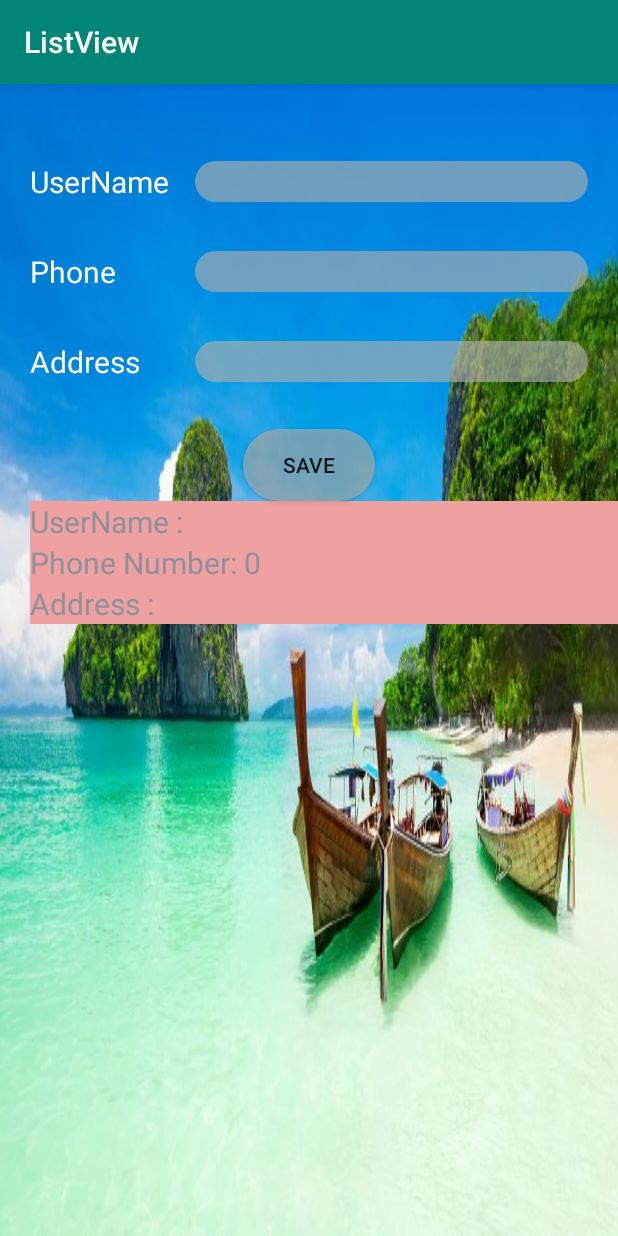
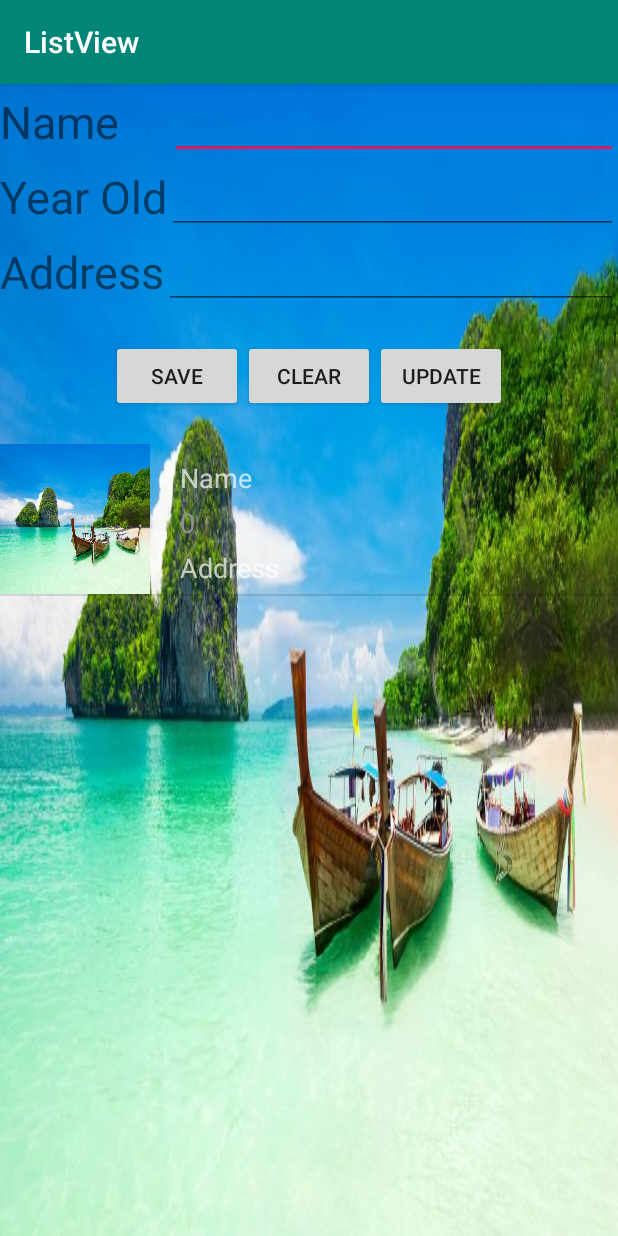
Before and after one commit to NguyenVanTanIT/windstudy, an Android app: the screen it shows after launch (Main_Activity_Student before the commit, PeopleActivity after it), after a tap on "SAVE", on a phone screen of 412 x 824 dp. Run offline under Robolectric (Android 15) with nearby library versions, the phone set to English and light mode, and no system bars; 1 statement that could not run was skipped.

Commit message:
30/11/2018

```diff
--- a/source/listview/app/src/main/AndroidManifest.xml
+++ b/source/listview/app/src/main/AndroidManifest.xml
@@ -9,9 +9,11 @@
         android:roundIcon="@mipmap/ic_launcher_round"
         android:supportsRtl="true"
         android:theme="@style/AppTheme">
-        <activity android:name=".MainActivity">
+        <activity android:name=".MainActivity"></activity>
+        <activity android:name=".baitapvenha.StudentActivity">
+
         </activity>
-        <activity android:name=".baitapvenha.Main_Activity_Student">
+        <activity android:name=".people.PeopleActivity">
             <intent-filter>
                 <action android:name="android.intent.action.MAIN" />
 
--- a/source/listview/app/src/main/java/com/example/nguyentan/listview/MainActivity.java
+++ b/source/listview/app/src/main/java/com/example/nguyentan/listview/MainActivity.java
@@ -18,9 +18,9 @@ public class MainActivity extends AppCompatActivity {
         prepareData();
         init();
 
-        arrayAdapter= new ArrayDapter();
-        arrayAdapter.data=arrName;
-        arrayAdapter.context=this;
+        arrayAdapter= new ArrayDapter(getBaseContext(),R.layout.activity_main,arrName);
+//        arrayAdapter.data=arrName;
+//        arrayAdapter.context=this;
         LV_DS003.setAdapter(arrayAdapter);
 
     }
--- a/source/listview/app/src/main/java/com/example/nguyentan/listview/baitapvenha/Main_Activity_Student.java
+++ /dev/null
@@ -1,64 +0,0 @@
-package com.example.nguyentan.listview.baitapvenha;
-
-import android.support.v7.app.AppCompatActivity;
-import android.os.Bundle;
-import android.view.View;
-import android.widget.Button;
-import android.widget.EditText;
-import android.widget.ListView;
-import android.widget.Toast;
-
-import com.example.nguyentan.listview.R;
-
-import java.util.ArrayList;
-
-public class Main_Activity_Student extends AppCompatActivity {
-
-    EditText txtNamest, txtPhone,txtAddress;
-    Button btnSaVe;
-    ListView lvSTD;
-    ArrayList<Student> arrayStudent= new ArrayList<>();
-    AdapterStudent adapterBTVN;
-    @Override
-    protected void onCreate(Bundle savedInstanceState) {
-        super.onCreate(savedInstanceState);
-        setContentView(R.layout.activity_Student);
-
-        addConTrols();
-        addEvents();
-    }
-
-    private void addEvents() {
-        btnSaVe.setOnClickListener(new View.OnClickListener() {
-            @Override
-            public void onClick(View v) {
-                String NameStudent = txtNamest.getText().toString();
-                int PhoneStudent = Integer.parseInt(txtPhone.getText().toString());
-                String AddressStudent = txtAddress.getText().toString();
-
-                Student getinformation =new Student(NameStudent, PhoneStudent, AddressStudent);
-
-             if (getinformation.NameStudent==null){
-                 Toast.makeText(getApplicationContext(),"chưa có dữ liệu",Toast.LENGTH_LONG).show();
-             }else {
-
-                 arrayStudent.add(getinformation);
-                 adapterBTVN = new AdapterStudent(getBaseContext(), R.layout.activity_Student, arrayStudent);
-                 lvSTD.setAdapter(adapterBTVN);
-             }
-            }
-        });
-
-
-    }
-
-
-    private void addConTrols() {
-         txtNamest=findViewById(R.id.txt_namest);
-         txtPhone=findViewById(R.id.txt_Phone);
-         txtAddress=findViewById(R.id.txt_address);
-         btnSaVe=findViewById(R.id.btn_save);
-         lvSTD=findViewById(R.id.lv_DanhSach);
-
-    }
-}
--- a/source/listview/app/src/main/java/com/example/nguyentan/listview/baitapvenha/AdapterStudent.java
+++ b/source/listview/app/src/main/java/com/example/nguyentan/listview/baitapvenha/StudentAdapter.java
@@ -13,12 +13,12 @@ import com.example.nguyentan.listview.R;
 import java.util.ArrayList;
 
 
-public class AdapterStudent extends BaseAdapter{
+public class StudentAdapter extends BaseAdapter{
     ArrayList<Student> arrayinformation;
     Context context;
     int resource;
 
-    public AdapterStudent(Context context, int activity_baitapvenha, ArrayList<Student> arrayStudent) {
+    public StudentAdapter(Context context, int activity_baitapvenha, ArrayList<Student> arrayStudent) {
     this.context =context;
     this.arrayinformation=arrayStudent;
     this.resource=activity_baitapvenha;
@@ -43,11 +43,11 @@ public class AdapterStudent extends BaseAdapter{
     public View getView(int position, View convertView, ViewGroup parent) {
         ViewHolder viewHolder;
         if ( convertView ==null){
-            convertView = LayoutInflater.from(context).inflate(R.layout.item_Student, parent, false);
+            convertView = LayoutInflater.from(context).inflate(R.layout.item_student, parent, false);
             viewHolder= new ViewHolder();
-            viewHolder.txtViewName=convertView.findViewById(R.id.txt_View_Name);
-            viewHolder.txtViewPhone=convertView.findViewById(R.id.txt_View_Phone);
-            viewHolder.txtViewAddress=convertView.findViewById(R.id.txt_View_Address);
+            viewHolder.txtViewName=convertView.findViewById(R.id.txt_view_name);
+            viewHolder.txtViewPhone=convertView.findViewById(R.id.txt_view_phone);
+            viewHolder.txtViewAddress=convertView.findViewById(R.id.txt_view_address);
             convertView.setTag(viewHolder);
         }
         else {
@@ -55,6 +55,7 @@ public class AdapterStudent extends BaseAdapter{
         }
 
         Student information= this.arrayinformation.get(position);
+
         viewHolder.txtViewName.setText("UserName :" +information.getNameStudent());
         viewHolder.txtViewPhone.setText("Phone Number: "+information.getPhone());
         viewHolder.txtViewAddress.setText("Address :"+information.getAddressStudent());
--- /dev/null
+++ b/source/listview/app/src/main/java/com/example/nguyentan/listview/people/People.java
@@ -0,0 +1,41 @@
+package com.example.nguyentan.listview.people;
+
+/**
+ * Created by Nguyen Tan on 11/24/2018.
+ */
+
+public class People {
+    public  String namePeople;
+    public  int yearOldPeople;
+    public  String addressPeople;
+
+    public People(String namePeople, int yearOldPeople, String addressPeople) {
+        this.namePeople = namePeople;
+        this.yearOldPeople = yearOldPeople;
+        this.addressPeople = addressPeople;
+    }
+
+    public String getNamePeople() {
+        return namePeople;
+    }
+
+    public void setNamePeople(String namePeople) {
+        this.namePeople = namePeople;
+    }
+
+    public int getYearOldPeople() {
+        return yearOldPeople;
+    }
+
+    public void setYearOldPeople(int yearOldPeople) {
+        this.yearOldPeople = yearOldPeople;
+    }
+
+    public String getAddressPeople() {
+        return addressPeople;
+    }
+
+    public void setAddressPeople(String addressPeople) {
+        this.addressPeople = addressPeople;
+    }
+}
--- /dev/null
+++ b/source/listview/app/src/main/java/com/example/nguyentan/listview/people/PeopleActivity.java
@@ -0,0 +1,98 @@
+package com.example.nguyentan.listview.people;
+
+import android.support.v7.app.AppCompatActivity;
+import android.os.Bundle;
+import android.view.View;
+import android.widget.AdapterView;
+import android.widget.Button;
+import android.widget.EditText;
+import android.widget.ListView;
+
+import com.example.nguyentan.listview.R;
+
+import java.util.ArrayList;
+
+public class PeopleActivity extends AppCompatActivity {
+    EditText etxtName, etxtAddress,etxtYearOld;
+    Button btnSaVePoeple, btnClear, btnUpdate;
+    ListView lVPeople;
+
+    ArrayList<People> arrayPeople = new ArrayList<>();
+    PeopleAdapter peopleAdapter;
+    int currposiion;
+
+
+    @Override
+    protected void onCreate(Bundle savedInstanceState) {
+        super.onCreate(savedInstanceState);
+        setContentView(R.layout.activity_people);
+
+        addControls();
+        addEvents();
+    }
+
+    private void addEvents() {
+
+        lVPeople.setOnItemClickListener(new AdapterView.OnItemClickListener() {
+            @Override
+            public void onItemClick(AdapterView<?> parent, View view, int position, long id) {
+                currposiion=position;
+                People people= arrayPeople.get(position);
+                etxtName.setText(people.getNamePeople());
+                etxtYearOld.setText(""+people.getYearOldPeople());
+                etxtAddress.setText(people.getAddressPeople());
+
+            }
+        });
+        btnSaVePoeple.setOnClickListener(new View.OnClickListener() {
+            @Override
+            public void onClick(View v) {
+                String naMe = etxtName.getText().toString();
+                int yearOld =Integer.parseInt(etxtYearOld.getText().toString());
+                String address =etxtAddress.getText().toString();
+                People people =new People(naMe,yearOld,address);
+                arrayPeople.add(people);
+                clear();
+                peopleAdapter.notifyDataSetChanged();
+            }
+        });
+        btnClear.setOnClickListener(new View.OnClickListener() {
+            @Override
+            public void onClick(View v) {
+                arrayPeople.remove(currposiion);
+                peopleAdapter.notifyDataSetChanged();
+            }
+        });
+        btnUpdate.setOnClickListener(new View.OnClickListener() {
+            @Override
+            public void onClick(View v) {
+                People people= arrayPeople.get(currposiion);
+                people.setNamePeople(etxtName.getText().toString());
+                people.setYearOldPeople(Integer.parseInt(etxtYearOld.getText().toString()));
+                people.setAddressPeople(etxtAddress.getText().toString());
+
+                peopleAdapter.notifyDataSetChanged();
+            }
+        });
+
+    }
+
+    private void addControls() {
+        etxtName=findViewById(R.id.etxt_name);
+        etxtYearOld=findViewById(R.id.etxt_year_old);
+        etxtAddress=findViewById(R.id.etxt_address);
+        btnSaVePoeple=findViewById(R.id.btn_people_save);
+        btnClear=findViewById(R.id.btn_clear_people);
+        btnUpdate=findViewById(R.id.btn_update_people);
+
+
+        lVPeople=findViewById(R.id.lv_people);
+        peopleAdapter = new PeopleAdapter(getBaseContext(),R.layout.activity_people,arrayPeople);
+        lVPeople.setAdapter(peopleAdapter);
+    }
+    void clear(){
+        etxtName.setText("");
+        etxtYearOld.setText("");
+        etxtAddress.setText("");
+    }
+}
--- /dev/null
+++ b/source/listview/app/src/main/java/com/example/nguyentan/listview/people/PeopleAdapter.java
@@ -0,0 +1,75 @@
+package com.example.nguyentan.listview.people;
+
+
+import android.content.Context;
+import android.view.LayoutInflater;
+import android.view.View;
+import android.view.ViewGroup;
+import android.widget.BaseAdapter;
+import android.widget.TextView;
+
+import com.example.nguyentan.listview.R;
+
+import java.util.ArrayList;
+
+/**
+ * Created by Nguyen Tan on 11/24/2018.
+ */
+
+public class PeopleAdapter extends BaseAdapter {
+    Context context;
+    int resource;
+    ArrayList<People> arrayPeople;
+
+
+    public PeopleAdapter(Context baseContext, int activity_people, ArrayList<People> arrayPeople) {
+        this.context=baseContext;
+        this.resource=activity_people;
+        this.arrayPeople=arrayPeople;
+    }
+
+    @Override
+    public int getCount() {
+        return arrayPeople.size();
+    }
+
+    @Override
+    public Object getItem(int position) {
+        return arrayPeople.get(position);
+    }
+
+    @Override
+    public long getItemId(int position) {
+        return position;
+    }
+
+    @Override
+    public View getView(int position, View convertView, ViewGroup parent) {
+        ViewHolder viewHolder;
+        if (convertView == null){
+            convertView= LayoutInflater.from(context).inflate(R.layout.item_people,parent,false);
+            viewHolder= new ViewHolder();
+            viewHolder.vName=convertView.findViewById(R.id.txt_item_people_name);
+            viewHolder.VYearOld=convertView.findViewById(R.id.txt_item_people_year_old);
+            viewHolder.vAddress=convertView.findViewById(R.id.txt_item_people_addess);
+
+            convertView.setTag(viewHolder);
+
+        }
+        else {
+            viewHolder =(ViewHolder) convertView.getTag();
+
+        }
+
+        People people= arrayPeople.get(position);
+        viewHolder.vName.setText(people.getNamePeople());
+        viewHolder.VYearOld.setText(""+people.getYearOldPeople());
+        viewHolder.vAddress.setText(people.getAddressPeople());
+
+        return convertView;
+    }
+
+    class ViewHolder{
+        TextView vName,VYearOld,vAddress;
+    }
+}
--- /dev/null
+++ b/source/listview/app/src/main/res/layout/activity_people.xml
@@ -0,0 +1,90 @@
+<?xml version="1.0" encoding="utf-8"?>
+<LinearLayout xmlns:android="http://schemas.android.com/apk/res/android"
+    xmlns:app="http://schemas.android.com/apk/res-auto"
+    xmlns:tools="http://schemas.android.com/tools"
+    android:layout_width="match_parent"
+    android:layout_height="match_parent"
+    tools:context="com.example.nguyentan.listview.people.PeopleActivity"
+    android:orientation="vertical"
+    android:background="@mipmap/backround_nature"
+    >
+    <LinearLayout
+        android:layout_width="match_parent"
+        android:layout_height="50dp">
+
+        <TextView
+            android:layout_width="113dp"
+            android:layout_height="match_parent"
+            android:gravity="center_vertical"
+            android:text="Name"
+            android:textSize="30sp" />
+        <EditText
+            android:id="@+id/etxt_name"
+            android:layout_width="match_parent"
+            android:layout_height="match_parent" />
+    </LinearLayout>
+    <LinearLayout
+        android:layout_width="match_parent"
+        android:layout_height="50dp">
+        <TextView
+            android:layout_width="wrap_content"
+            android:layout_height="match_parent"
+            android:text="Year Old"
+            android:gravity="center_vertical"
+            android:textSize="30sp"
+            />
+        <EditText
+            android:id="@+id/etxt_year_old"
+            android:layout_width="match_parent"
+            android:layout_height="match_parent" />
+    </LinearLayout>
+    <LinearLayout
+        android:layout_width="match_parent"
+        android:layout_height="50dp">
+
+        <TextView
+            android:layout_width="wrap_content"
+            android:layout_height="match_parent"
+            android:gravity="center_vertical"
+            android:text="Address"
+            android:textSize="30sp" />
+        <EditText
+            android:id="@+id/etxt_address"
+            android:layout_width="match_parent"
+            android:layout_height="match_parent" />
+    </LinearLayout>
+    <LinearLayout
+        android:layout_width="match_parent"
+        android:layout_height="50dp"
+        android:orientation="horizontal"
+        android:gravity="center"
+        android:layout_marginTop="20dp"
+        >
+        <Button
+            android:id="@+id/btn_people_save"
+            android:layout_width="wrap_content"
+            android:layout_height="wrap_content"
+            android:text="Save"
+            android:layout_gravity="center"
+            />
+        <Button
+            android:id="@+id/btn_clear_people"
+            android:layout_width="wrap_content"
+            android:layout_height="wrap_content"
+            android:text="clear"/>
+        <Button
+            android:id="@+id/btn_update_people"
+            android:layout_width="wrap_content"
+            android:layout_height="wrap_content"
+            android:text="Update"/>
+
+    </LinearLayout>
+
+
+    <ListView
+        android:layout_marginTop="20dp"
+        android:id="@+id/lv_people"
+        android:layout_width="match_parent"
+        android:layout_height="match_parent"></ListView>
+
+</LinearLayout>
--- a/source/listview/app/src/main/res/layout/item_Student.xml
+++ b/source/listview/app/src/main/res/layout/item_Student.xml
@@ -7,21 +7,21 @@
     android:background="#efa1a1"
     >
     <TextView
-        android:id="@+id/txt_View_Name"
+        android:id="@+id/txt_view_name"
         android:layout_width="match_parent"
         android:layout_height="wrap_content"
         android:text="Nguyễn Văn Tân"
         android:textSize="20sp"
         />
     <TextView
-        android:id="@+id/txt_View_Phone"
+        android:id="@+id/txt_view_phone"
         android:layout_width="match_parent"
         android:layout_height="wrap_content"
         android:text="Phone"
         android:textSize="20sp"
         />
     <TextView
-        android:id="@+id/txt_View_Address"
+        android:id="@+id/txt_view_address"
         android:layout_width="match_parent"
         android:layout_height="wrap_content"
         android:text="Address"
--- /dev/null
+++ b/source/listview/app/src/main/res/layout/item_people.xml
@@ -0,0 +1,45 @@
+<?xml version="1.0" encoding="utf-8"?>
+<LinearLayout xmlns:android="http://schemas.android.com/apk/res/android"
+    android:layout_width="match_parent"
+    android:layout_height="match_parent"
+    android:orientation="horizontal"
+    >
+    <ImageView
+        android:layout_width="100dp"
+        android:layout_height="100dp"
+        android:background="@mipmap/backround_nature"
+        />
+    <LinearLayout
+        android:layout_width="170dp"
+        android:layout_height="100dp"
+        android:orientation="vertical"
+        android:paddingLeft="20dp"
+        >
+        <TextView
+            android:id="@+id/txt_item_people_name"
+            android:layout_marginTop="10dp"
+            android:layout_width="match_parent"
+            android:layout_height="20dp"
+            android:textSize="18sp"
+            android:hint="Name"/>
+        <TextView
+            android:id="@+id/txt_item_people_year_old"
+            android:layout_marginTop="10dp"
+            android:layout_width="match_parent"
+            android:layout_height="20dp"
+            android:hint="Year old"
+            android:textSize="18sp"
+            />
+        <TextView
+            android:id="@+id/txt_item_people_addess"
+            android:layout_marginTop="10dp"
+            android:layout_width="match_parent"
+            android:layout_height="20dp"
+            android:hint="Address"
+            android:textSize="18sp"
+            />
+    </LinearLayout>
+
+
+
+</LinearLayout>
```
Also changed, not shown: source/listview/app/src/main/java/com/example/nguyentan/listview/ArrayDapter.java (+7 -0 lines), source/listview/app/src/main/java/com/example/nguyentan/listview/baitapvenha/StudentActivity.java (added, +99 -0 lines), source/listview/app/src/main/res/layout/activity_Student.xml (+32 -5 lines).
